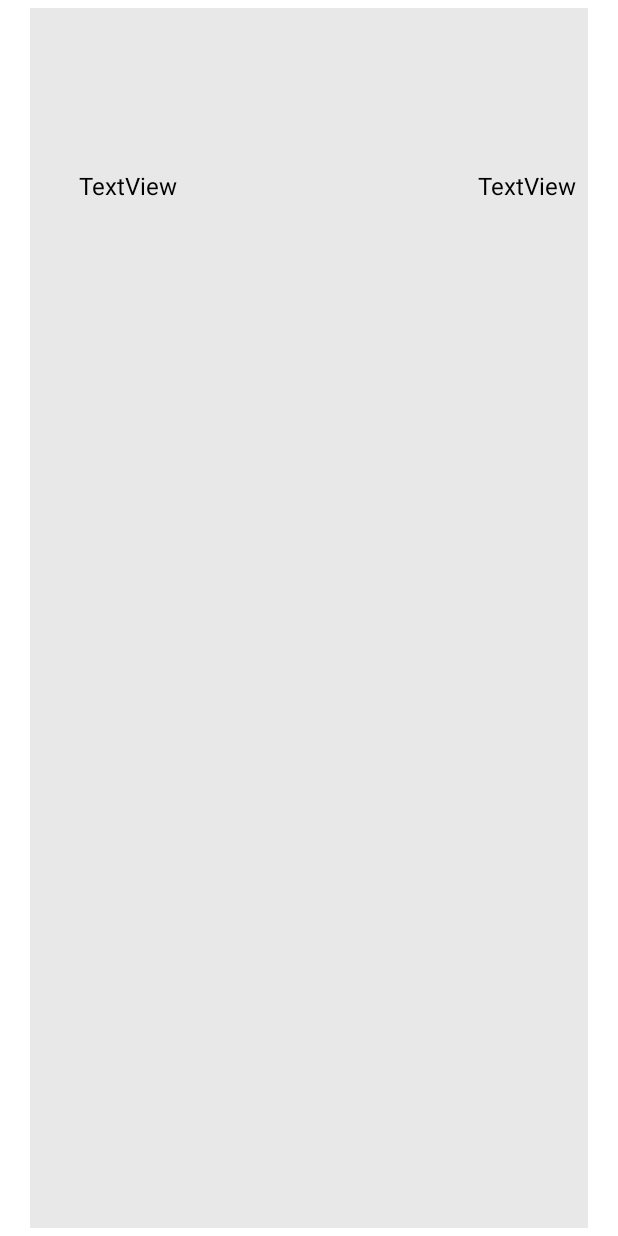
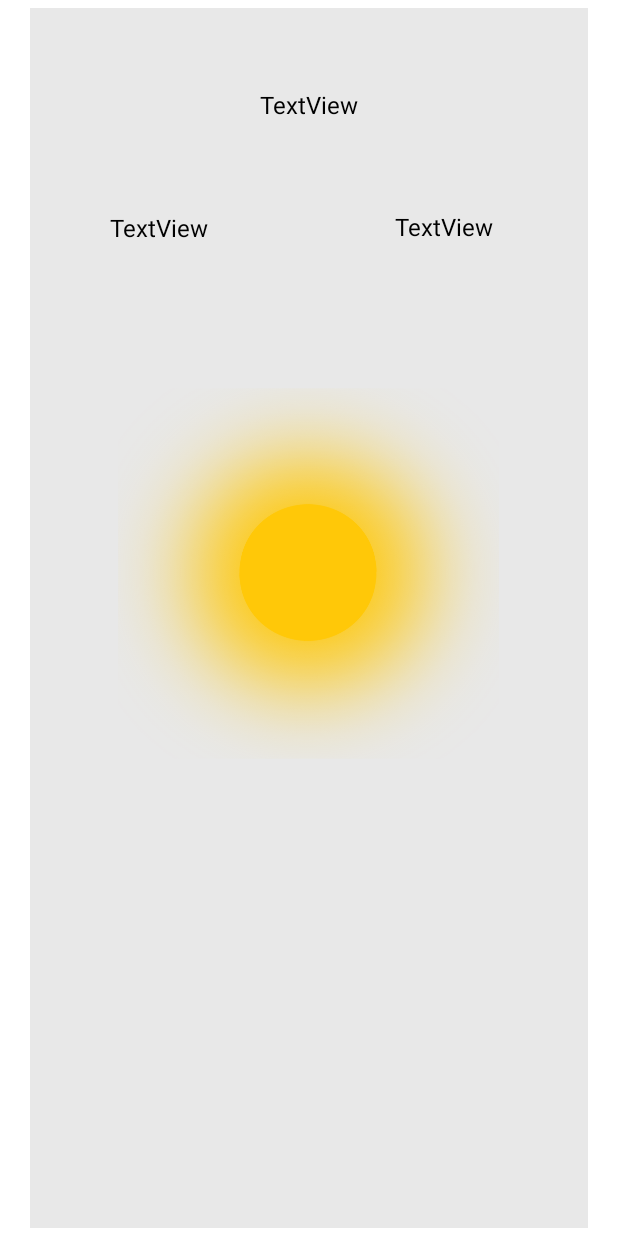
Before and after one commit to nothatcreative5/Mobile-Programming-HW2, an Android app: the layout weather_list.xml on its own in the app's theme, with its tools: preview values and no code run, on a phone screen of 412 x 824 dp. Run offline under Robolectric (Android 15) with nearby library versions, the phone set to English and light mode, and no system bars.

Commit message:
code baladam

```diff
--- a/app/src/main/java/edu/sharif/weather/controller/WeatherController.java
+++ b/app/src/main/java/edu/sharif/weather/controller/WeatherController.java
@@ -37,7 +37,9 @@ public class WeatherController {
             String url = urlBuilder.build().toString();
 
             Request request = new Request.Builder().url(url).build();
+            Log.d("Bug","This is where it gets stuck.");
             Response response = client.newCall(request).execute();
+            Log.d("Bug","This will not be logged.");
             String body = Objects.requireNonNull(response.body()).string();
 
             JSONObject obj = new JSONObject(body);
--- a/app/src/main/res/layout/fragment_home.xml
+++ b/app/src/main/res/layout/fragment_home.xml
@@ -13,8 +13,8 @@
 
     <androidx.recyclerview.widget.RecyclerView
         android:id="@+id/weatherRecycler"
-        android:layout_width="347dp"
-        android:layout_height="400dp"
+        android:layout_width="364dp"
+        android:layout_height="585dp"
         app:layout_constraintBottom_toBottomOf="parent"
         app:layout_constraintEnd_toEndOf="parent"
         app:layout_constraintStart_toStartOf="parent"
--- a/app/src/main/res/layout/weather_list.xml
+++ b/app/src/main/res/layout/weather_list.xml
@@ -12,10 +12,25 @@
     android:background="#E8E8E8">
 
     <TextView
-        android:id="@+id/text1"
+        android:id="@+id/feelsLike"
         android:layout_width="wrap_content"
         android:layout_height="wrap_content"
-        android:layout_marginEnd="8dp"
+        android:paddingTop="10dp"
+        android:paddingBottom="10dp"
+        android:text="TextView"
+        android:textColor="@color/black"
+        android:textSize="16sp"
+        app:layout_constraintBottom_toBottomOf="parent"
+        app:layout_constraintEnd_toEndOf="parent"
+        app:layout_constraintHorizontal_bias="0.794"
+        app:layout_constraintStart_toStartOf="parent"
+        app:layout_constraintTop_toBottomOf="@+id/cityName"
+        app:layout_constraintVertical_bias="0.057" />
+
+    <TextView
+        android:id="@+id/cityName"
+        android:layout_width="wrap_content"
+        android:layout_height="wrap_content"
         android:paddingTop="10dp"
         android:paddingBottom="10dp"
         android:text="TextView"
@@ -23,24 +38,37 @@
         android:textSize="16dp"
         app:layout_constraintBottom_toBottomOf="parent"
         app:layout_constraintEnd_toEndOf="parent"
+        app:layout_constraintStart_toStartOf="parent"
         app:layout_constraintTop_toTopOf="parent"
-        app:layout_constraintVertical_bias="0.126" />
+        app:layout_constraintVertical_bias="0.056" />
 
     <TextView
-        android:id="@+id/text2"
+        android:id="@+id/temperature"
         android:layout_width="wrap_content"
         android:layout_height="wrap_content"
-        android:layout_marginLeft="20dp"
         android:paddingTop="10dp"
         android:paddingBottom="10dp"
         android:text="TextView"
         android:textColor="@color/black"
         android:textSize="16sp"
         app:layout_constraintBottom_toBottomOf="parent"
-        app:layout_constraintEnd_toStartOf="@+id/text1"
-        app:layout_constraintHorizontal_bias="0.058"
+        app:layout_constraintEnd_toEndOf="parent"
+        app:layout_constraintHorizontal_bias="0.173"
         app:layout_constraintStart_toStartOf="parent"
-        app:layout_constraintTop_toTopOf="parent"
-        app:layout_constraintVertical_bias="0.126" />
+        app:layout_constraintTop_toBottomOf="@+id/cityName"
+        app:layout_constraintVertical_bias="0.058" />
+
+    <ImageView
+        android:id="@+id/weatherIcon"
+        android:layout_width="296dp"
+        android:layout_height="254dp"
+        android:layout_marginTop="60dp"
+        app:layout_constraintBottom_toBottomOf="parent"
+        app:layout_constraintEnd_toEndOf="parent"
+        app:layout_constraintHorizontal_bias="0.493"
+        app:layout_constraintStart_toStartOf="parent"
+        app:layout_constraintTop_toBottomOf="@+id/temperature"
+        app:layout_constraintVertical_bias="0.068"
+        app:srcCompat="@drawable/ic_sun" />
 
 </androidx.constraintlayout.widget.ConstraintLayout>
```
Also changed, not shown: app/src/main/java/edu/sharif/weather/adapters/WeatherRecyclerAdapter.java (+21 -9 lines), app/src/main/java/edu/sharif/weather/view/MainActivity.java (+7 -2 lines).
